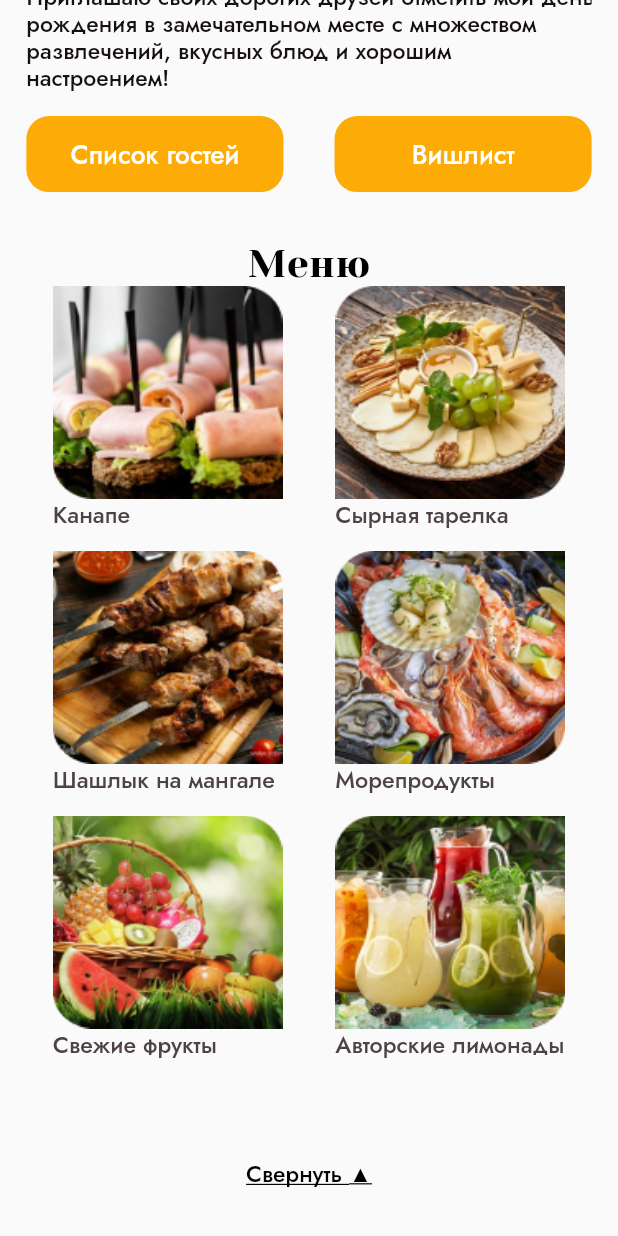
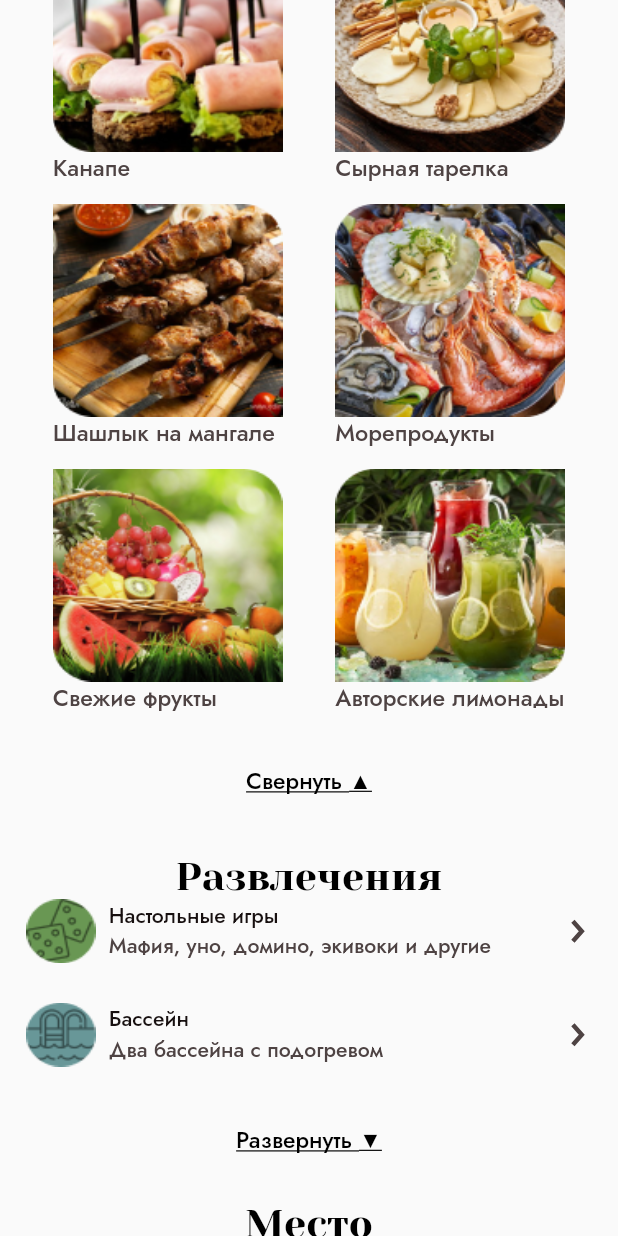
Before and after one commit to SViRaS/mobyte_test_example, a Flutter app: the screen it shows after launch, scrolled down 576 dp, after a tap on "Свернуть ▲", after a tap on "Развернуть ▼", on a phone screen of 412 x 824 dp. Run offline on Flutter 3.47's test engine with Material 2 defaults, Android fonts, the phone set to English and light mode, and no system bars; our stand-ins replace carousel_slider, flutter_screenutil, flutter_svg, geolocator; missing offline and left inert: yandex_mapkit; statements that could not run were skipped.

Commit message:
add entertainments widget, add borders to map

```diff
--- a/lib/const/images_name.dart
+++ b/lib/const/images_name.dart
@@ -7,4 +7,8 @@ class AppImages {
   static const seafood = 'assets/images/seafood.png';
   static const fresh_fruits = 'assets/images/fresh_food.png';
   static const lemonades = 'assets/images/author_lemonade.png';
+
+  static const dice = 'assets/images/dice.png';
+  static const swimming_pool = 'assets/images/swimming_pool.png';
+  static const chess = 'assets/images/chess.webp';
 }
--- /dev/null
+++ b/lib/models/entertainments_item.dart
@@ -0,0 +1,12 @@
+import 'package:flutter/material.dart';
+
+class EntertainmentsItem {
+  final String title;
+  final String subTitle;
+  final String imageName;
+
+  EntertainmentsItem({
+    required this.title,
+    required this.subTitle,
+    required this.imageName});
+}
--- /dev/null
+++ b/lib/models/menu_item.dart
@@ -0,0 +1,6 @@
+class MenuItem {
+  final String imageName;
+  final String title;
+
+  MenuItem({required this.imageName, required this.title});
+}
--- a/lib/ui/screens/my_home_page_screen.dart
+++ b/lib/ui/screens/my_home_page_screen.dart
@@ -4,6 +4,7 @@ import 'package:mobyte_first_example/widgets/buttons.dart';
 import 'package:mobyte_first_example/widgets/map.dart';
 import 'package:mobyte_first_example/widgets/slider_carousel.dart';
 import 'package:mobyte_first_example/widgets/text.dart';
+import '../../widgets/entertainments_widget.dart';
 import '../../widgets/menu_widget.dart';
 import '../../widgets/url_text.dart';
 
@@ -41,11 +42,18 @@ class _MyHomePageScreenState extends State<MyHomePageScreen> {
                   text: 'Меню',
                 ),
 
-                const MenuList(),
-                SizedBox(height: 32.h),
+                const MenuWidget(),
+                SizedBox(height: 24.h),
                  const CustomText(
                   text: 'Развлечения',
                 ),
+                 const EntertainmentsWidget(),
+
+                SizedBox(height: 16.h,),
+                 const CustomText(
+                  text: 'Место',
+                ),
+                SizedBox(height: 8.h,),
                 const MapWidget(),
                 SizedBox(height: 4.h,),
                 const MapText(),
@@ -57,7 +65,8 @@ class _MyHomePageScreenState extends State<MyHomePageScreen> {
 
               ],
             ),
-          )
+          ),
+
         ],
       ),
     ));
--- /dev/null
+++ b/lib/widgets/entertainments_widget.dart
@@ -0,0 +1,137 @@
+import 'package:flutter/material.dart';
+import 'package:flutter/src/widgets/container.dart';
+import 'package:flutter/src/widgets/framework.dart';
+import 'package:flutter_screenutil/flutter_screenutil.dart';
+import 'package:flutter_svg/svg.dart';
+import 'package:mobyte_first_example/const/images_name.dart';
+import 'package:mobyte_first_example/models/entertainments_item.dart';
+
+import '../const/colors.dart';
+
+class EntertainmentsWidget extends StatefulWidget {
+  const EntertainmentsWidget({super.key});
+
+  @override
+  State<EntertainmentsWidget> createState() => EentertainmentsWidgetState();
+}
+
+class EentertainmentsWidgetState extends State<EntertainmentsWidget> {
+  final List<EntertainmentsItem> entertainmentsWidgetList = [
+    EntertainmentsItem(
+        title: 'Настольные игры',
+        subTitle: 'Мафия, уно, домино, экивоки и другие',
+        imageName: AppImages.dice),
+    EntertainmentsItem(
+        title: 'Бассейн',
+        subTitle: 'Два бассейна с подогревом',
+        imageName: AppImages.swimming_pool),
+   EntertainmentsItem(
+        title: 'Настольные игры',
+        subTitle: 'Мафия, уно, домино, экивоки и другие',
+        imageName: AppImages.dice),
+    EntertainmentsItem(
+        title: 'Бассейн',
+        subTitle: 'Два бассейна с подогревом',
+        imageName: AppImages.swimming_pool),
+  ];
+
+  bool _active = false;
+  @override
+  Widget build(BuildContext context) {
+    return Column(
+      children: [
+        SizedBox(
+            height: _active ? 280.h : 135.h,
+            child: GridView.builder(
+              itemCount: entertainmentsWidgetList.length,
+              physics: const NeverScrollableScrollPhysics(),
+              gridDelegate: SliverGridDelegateWithFixedCrossAxisCount(
+                  mainAxisExtent: 60.h,
+                  mainAxisSpacing: 8.h,
+                  crossAxisCount: 1),
+              itemBuilder: (context, index) {
+                final item = entertainmentsWidgetList[index];
+                return Column(
+                  children: [
+                    Row(
+                      mainAxisAlignment: MainAxisAlignment.spaceBetween,
+                      children: [
+                        Row(
+                          children: [
+                            Image.asset(
+                              item.imageName,
+                              width: 42.w,
+                              height: 42.h,
+                              fit: BoxFit.fill,
+                            ),
+                            SizedBox(
+                              width: 8.w,
+                            ),
+                            Column(
+                              crossAxisAlignment: CrossAxisAlignment.start,
+                              mainAxisAlignment: MainAxisAlignment.center,
+                              children: [
+                                SizedBox(
+                                  height: 20.h,
+                                  child: FittedBox(
+                                    child: Text(
+                                      item.title,
+                                      style: TextStyle(
+                                          fontSize: 14.sp,
+                                          fontFamily: 'Jost',
+                                          fontWeight: FontWeight.w500,
+                                          color: AppColors.semiBlackColor),
+                                    ),
+                                  ),
+                                ),
+                                SizedBox(
+                                  height: 20.h,
+                                  child: FittedBox(
+                                    child: Text(
+                                      item.subTitle,
+                                      style: TextStyle(
+                                          fontSize: 14.sp,
+                                          fontFamily: 'Jost',
+                                          fontWeight: FontWeight.w400,
+                                          color: AppColors.brownColor),
+                                      maxLines: 1,
+                                      softWrap: false,
+                                    ),
+                                  ),
+                                ),
+                              ],
+                            ),
+                          ],
+                        ),
+                        SvgPicture.asset(
+                          'assets/icons/arrow_right.svg',
+                          width: 16.w,
+                          height: 16.h,
+                        ),
+                      ],
+                    ),
+                  ],
+                );
+              },
+            )),
+        TextButton(
+          child: Text(
+            _active ? 'Свернуть ▲' : 'Развернуть ▼',
+            style: TextStyle(
+              decoration: TextDecoration.underline,
+              fontFamily: 'Jost',
+              fontSize: 14.sp,
+              fontWeight: FontWeight.w400,
+              color: AppColors.blackColor,
+            ),
+          ),
+          onPressed: () {
+            setState(() {
+              _active = !_active;
+            });
+          },
+        ),
+      ],
+    );
+  }
+}
--- a/lib/widgets/map.dart
+++ b/lib/widgets/map.dart
@@ -4,6 +4,7 @@ import 'package:flutter_screenutil/flutter_screenutil.dart';
 import 'package:mobyte_first_example/services/app_lat_long.dart';
 import 'package:yandex_mapkit/yandex_mapkit.dart';
 
+import '../const/colors.dart';
 import '../services/location_service.dart';
 
 class MapWidget extends StatefulWidget {
@@ -24,14 +25,18 @@ class _MapWidgetState extends State<MapWidget> {
 
   @override
   Widget build(BuildContext context) {
-    return SizedBox(
+    return Container(
       height: 246.h,
+      decoration: BoxDecoration(
+          border: Border.all(color: AppColors.brownColor, width: 1.0)),
       child: YandexMap(
         mapObjects: [
           PlacemarkMapObject(
               icon: PlacemarkIcon.single(PlacemarkIconStyle(
                   image: BitmapDescriptor.fromAssetImage(
-                      'assets/images/location.png',), scale: 0.25)),
+                    'assets/images/location.png',
+                  ),
+                  scale: 0.25)),
               mapId: const MapObjectId('place'),
               point: const Point(latitude: 56.833868, longitude: 60.635324)),
         ],
@@ -42,7 +47,6 @@ class _MapWidgetState extends State<MapWidget> {
     );
   }
 }
-
 
 Future<void> _initPermission() async {
   if (!await LocationService().checkPermission()) {
--- a/lib/widgets/menu_widget.dart
+++ b/lib/widgets/menu_widget.dart
@@ -1,20 +1,18 @@
 import 'package:flutter/material.dart';
-import 'package:flutter/src/widgets/container.dart';
-import 'package:flutter/src/widgets/framework.dart';
 import 'package:flutter_screenutil/flutter_screenutil.dart';
-
 import '../const/colors.dart';
 import '../const/images_name.dart';
+import '../models/menu_item.dart';
 
-class MenuList extends StatefulWidget {
-  const MenuList({super.key});
+class MenuWidget extends StatefulWidget {
+  const MenuWidget({super.key});
 
   @override
-  State<MenuList> createState() => _MenuListState();
+  State<MenuWidget> createState() => _MenuListState();
 }
 
-class _MenuListState extends State<MenuList> {
-  final List<MenuItem> menu = [
+class _MenuListState extends State<MenuWidget> {
+  final List<MenuItem> menuWidgetList = [
     MenuItem(imageName: AppImages.canape, title: 'Канапе'),
     MenuItem(imageName: AppImages.cheese, title: 'Сырная тарелка'),
     MenuItem(imageName: AppImages.meat, title: 'Шашлык на мангале'),
@@ -22,7 +20,7 @@ class _MenuListState extends State<MenuList> {
     MenuItem(imageName: AppImages.fresh_fruits, title: 'Свежие фрукты'),
     MenuItem(imageName: AppImages.lemonades, title: 'Авторские лимонады'),
   ];
-  bool _expanded = true;
+  bool _active = true;
   @override
   Widget build(BuildContext context) {
     return Column(
@@ -30,7 +28,7 @@ class _MenuListState extends State<MenuList> {
         Padding(
           padding: EdgeInsets.symmetric(horizontal: 16.w),
           child: SizedBox(
-            height: _expanded ? 560.h : 200.h,
+            height: _active ? 530.h : 200.h,
             child: GridView.builder(
               physics: const NeverScrollableScrollPhysics(),
               gridDelegate: SliverGridDelegateWithFixedCrossAxisCount(
@@ -39,9 +37,9 @@ class _MenuListState extends State<MenuList> {
                 crossAxisSpacing: 32.w,
                 crossAxisCount: 2,
               ),
-              itemCount: _expanded ? menu.length : 2,
+              itemCount: _active ? menuWidgetList.length : 2,
               itemBuilder: (context, index) {
-                final item = menu[index];
+                final item = menuWidgetList[index];
                 return Column(
                   crossAxisAlignment: CrossAxisAlignment.start,
                   children: [
@@ -71,32 +69,23 @@ class _MenuListState extends State<MenuList> {
           ),
         ),
         TextButton(
-          onPressed: () {
-            setState(() {
-              _expanded = !_expanded;
-            });
-          },
           child: Text(
-            //25B2
-            //25BC
-            _expanded ? 'Свернуть ▲' : 'Развернуть ▼',
+            _active ? 'Свернуть ▲' : 'Развернуть ▼',
             style: TextStyle(
+              decoration: TextDecoration.underline,
               fontFamily: 'Jost',
               fontSize: 14.sp,
               fontWeight: FontWeight.w400,
-              decoration: TextDecoration.underline,
               color: AppColors.blackColor,
             ),
           ),
+          onPressed: () {
+            setState(() {
+              _active = !_active;
+            });
+          },
         ),
       ],
     );
   }
 }
-
-class MenuItem {
-  final String imageName;
-  final String title;
-
-  MenuItem({required this.imageName, required this.title});
-}
--- a/pubspec.yaml
+++ b/pubspec.yaml
@@ -41,6 +41,7 @@ dependencies:
   yandex_mapkit: ^3.3.0
   geolocator: ^9.0.2
   url_launcher: ^6.1.11
+  flutter_svg: ^1.1.6
 
 dev_dependencies:
   flutter_test:
@@ -67,6 +68,7 @@ flutter:
   # To add assets to your application, add an assets section, like this:
   assets:
     - assets/images/
+    - assets/icons/
   #   - images/a_dot_ham.jpeg
 
   # An image asset can refer to one or more resolution-specific "variants", see
```
Also changed, not shown: assets/icons/arrow_right.svg (added), assets/images/chess.webp (added), pubspec.lock.
